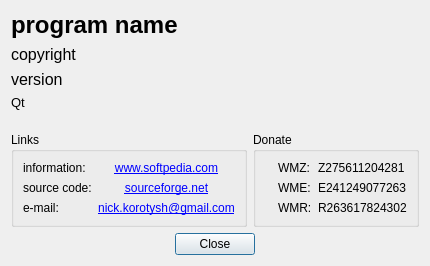
This is digital_clock/gui/about_dialog.ui in Kolcha/DigitalClock4 as Qt 5 draws it before an edit. The edited form follows.
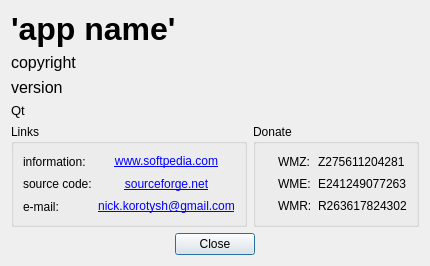
This is the edited form. Icons and pictures are not drawn.

Commit message: updated about dialog

Patch:
```diff
--- a/digital_clock/gui/about_dialog.ui
+++ b/digital_clock/gui/about_dialog.ui
@@ -23,13 +23,13 @@
       <widget class="QLabel" name="name_value">
        <property name="font">
         <font>
-         <pointsize>18</pointsize>
+         <pointsize>24</pointsize>
          <weight>75</weight>
          <bold>true</bold>
         </font>
        </property>
        <property name="text">
-        <string notr="true">program name</string>
+        <string notr="true">'app name'</string>
        </property>
       </widget>
      </item>
@@ -69,19 +69,6 @@
        </property>
       </widget>
      </item>
-     <item>
-      <spacer name="verticalSpacer">
-       <property name="orientation">
-        <enum>Qt::Vertical</enum>
-       </property>
-       <property name="sizeHint" stdset="0">
-        <size>
-         <width>20</width>
-         <height>5</height>
-        </size>
-       </property>
-      </spacer>
-     </item>
     </layout>
    </item>
    <item row="0" column="1">
```
The commit also changes 3 other files.
